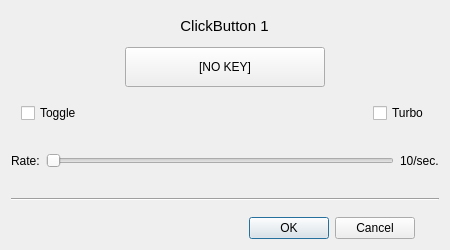
Old version of the form buttoneditdialog.ui in the repository AntiMicroX/antimicrox.
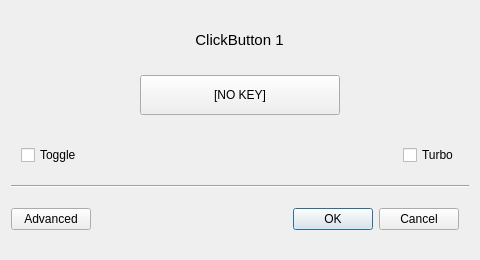
New version of the form. Custom widgets are drawn as their Qt base class.

Commit message: Multiple slot support for buttons. Abstraction of axes. GUI updates. Update to XML schema.

The edit to the form file:
```diff
--- a/buttoneditdialog.ui
+++ b/buttoneditdialog.ui
@@ -12,8 +12,8 @@
    <rect>
     <x>0</x>
     <y>0</y>
-    <width>450</width>
-    <height>250</height>
+    <width>480</width>
+    <height>260</height>
    </rect>
   </property>
   <property name="sizePolicy">
@@ -24,14 +24,14 @@
   </property>
   <property name="minimumSize">
    <size>
-    <width>450</width>
-    <height>250</height>
+    <width>480</width>
+    <height>260</height>
    </size>
   </property>
   <property name="maximumSize">
    <size>
-    <width>450</width>
-    <height>250</height>
+    <width>480</width>
+    <height>260</height>
    </size>
   </property>
   <property name="windowTitle">
@@ -172,49 +172,6 @@
      </item>
     </layout>
    </item>
-   <item>
-    <layout class="QHBoxLayout" name="horizontalLayout">
-     <item>
-      <widget class="QLabel" name="label_2">
-       <property name="text">
-        <string>Rate:</string>
-       </property>
-      </widget>
-     </item>
-     <item>
-      <widget class="QSlider" name="horizontalSlider">
-       <property name="enabled">
-        <bool>false</bool>
-       </property>
-       <property name="minimum">
-        <number>1</number>
-       </property>
-       <property name="maximum">
-        <number>20</number>
-       </property>
-       <property name="pageStep">
-        <number>5</number>
-       </property>
-       <property name="orientation">
-        <enum>Qt::Horizontal</enum>
-       </property>
-       <property name="invertedAppearance">
-        <bool>false</bool>
-       </property>
-       <property name="invertedControls">
-        <bool>false</bool>
-       </property>
-      </widget>
-     </item>
-     <item>
-      <widget class="QLabel" name="label_3">
-       <property name="text">
-        <string>10/sec.</string>
-       </property>
-      </widget>
-     </item>
-    </layout>
-   </item>
    <item>
     <widget class="Line" name="line">
      <property name="orientation">
@@ -223,13 +180,14 @@
     </widget>
    </item>
    <item>
-    <layout class="QHBoxLayout" name="horizontalLayout_4">
-     <property name="topMargin">
-      <number>10</number>
-     </property>
-     <property name="bottomMargin">
-      <number>0</number>
-     </property>
+    <layout class="QHBoxLayout" name="horizontalLayout">
+     <item>
+      <widget class="QPushButton" name="advancedButton">
+       <property name="text">
+        <string>Advanced</string>
+       </property>
+      </widget>
+     </item>
      <item>
       <spacer name="horizontalSpacer">
        <property name="orientation">
```
The commit also changes 43 other files.
